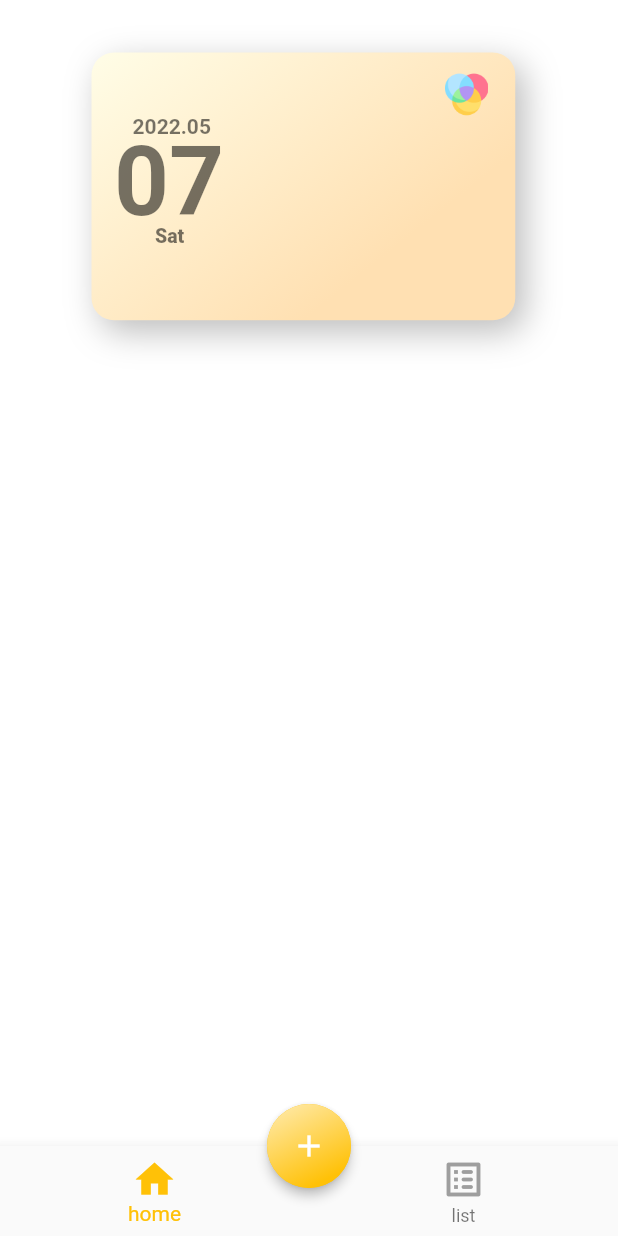
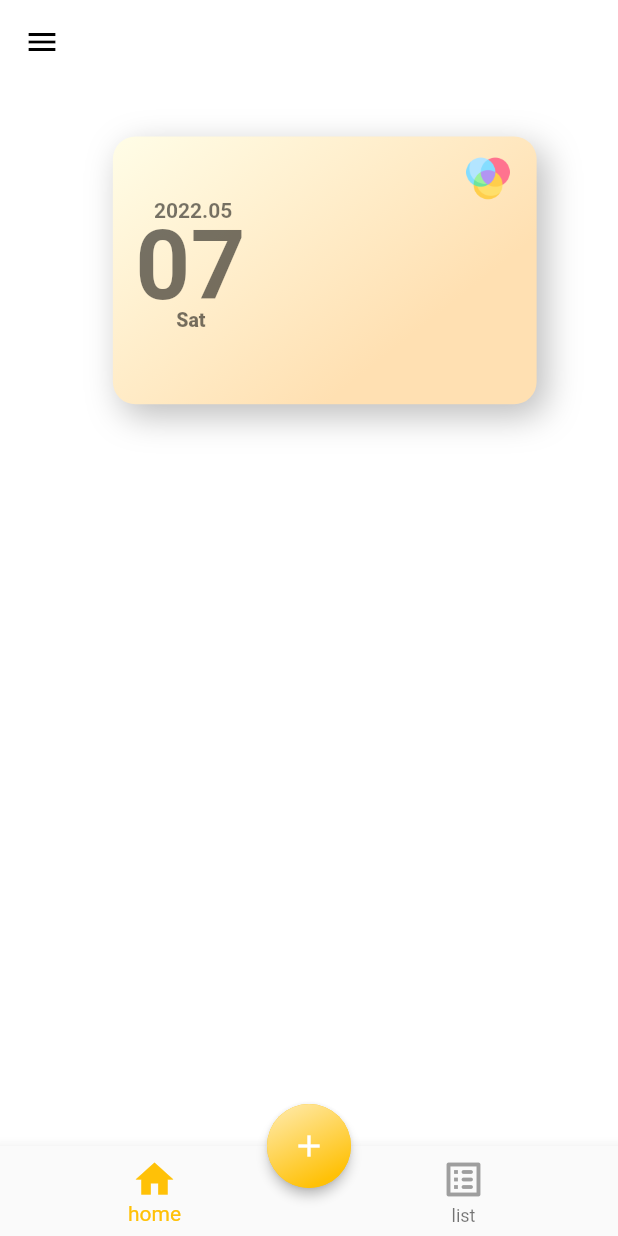
Before and after one commit to shunta0213/KaihatsuDojo, a Flutter app: the TopPage screen opened by its route, on a phone screen of 412 x 824 dp. Run offline on Flutter 3.47's test engine with Material 2 defaults, Android fonts, the phone set to English and light mode, and no system bars; our stand-ins replace cloud_firestore, firebase_auth, firebase_core, flutter_riverpod, font_awesome_flutter; accounts and stored records are empty; network calls fail.

Commit message:
top pageのappbarを誤って消去していたもんだいを解決

```diff
--- a/lib/view/pages/topPage/top.dart
+++ b/lib/view/pages/topPage/top.dart
@@ -1,7 +1,5 @@
-import 'package:cloud_firestore/cloud_firestore.dart';
 import 'package:firebase_auth/firebase_auth.dart';
 import 'package:flutter/material.dart';
-import 'package:kaihatsudojo/const/images.dart';
 import 'package:kaihatsudojo/view/drawer/drawer.dart';
 import 'package:kaihatsudojo/view/pages/topPage/date.dart';
 import 'package:kaihatsudojo/view/pages/topPage/todayDishList.dart';
@@ -60,14 +58,12 @@ class _TopPageState extends State<TopPage> {
 
     return Scaffold(
       backgroundColor: Colors.white,
+      appBar: AppBar(),
       body: SafeArea(
         child: Column(
+          crossAxisAlignment: CrossAxisAlignment.center,
           children: [
-            Row(
-              children: [
-                DateWidget(year: year, youbi: youbi, date: date),
-              ],
-            ),
+            DateWidget(year: year, youbi: youbi, date: date),
             const TopDishesList(),
           ],
         ),
```
